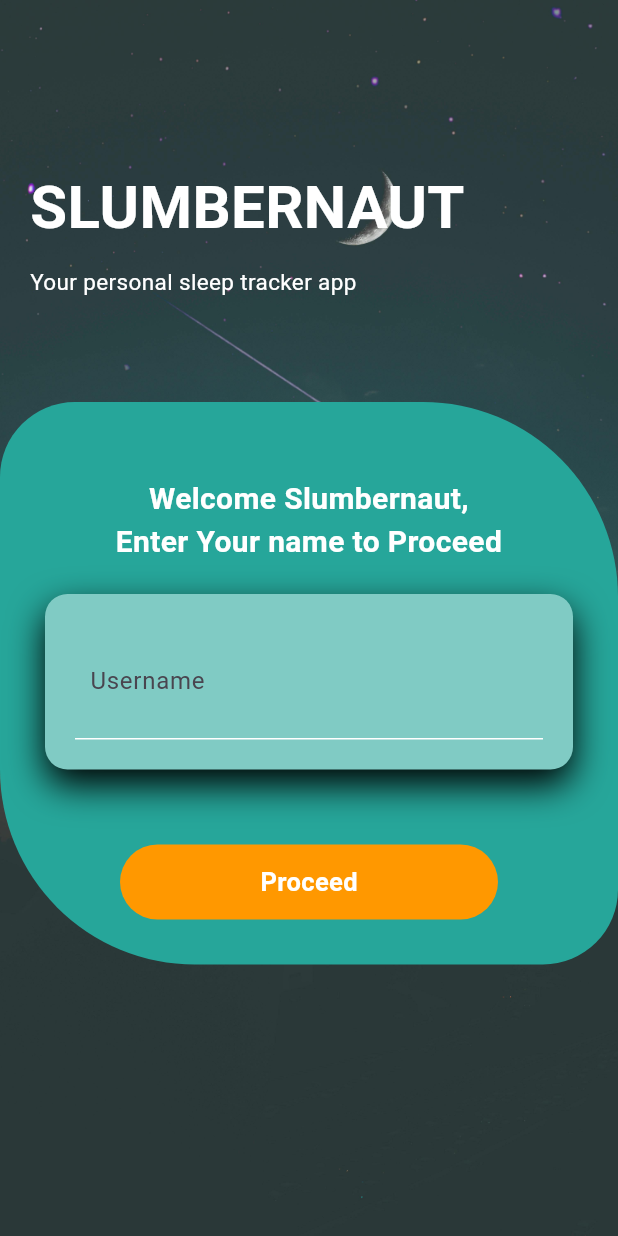
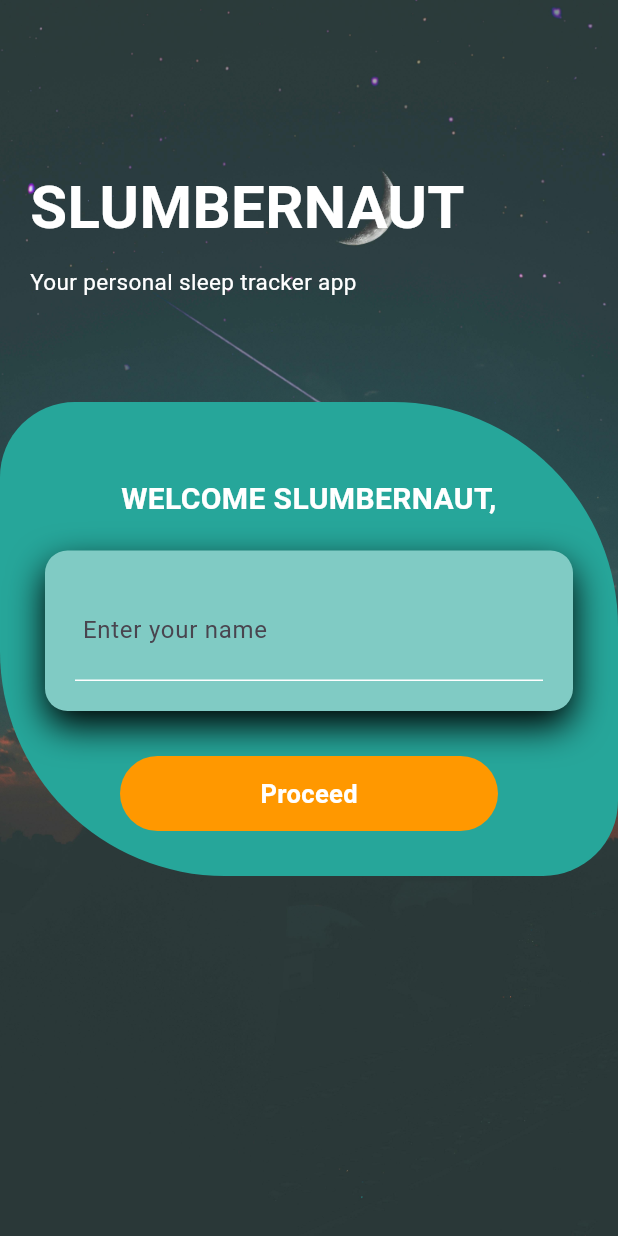
Before and after one commit to lxmwaniky/slumbernaut, a Flutter app: the screen it shows after launch, on a phone screen of 412 x 824 dp. Run offline on Flutter 3.47's test engine with Material 3 defaults, Android fonts, the phone set to English and light mode, and no system bars; our stand-ins replace animate_do, firebase_core, google_fonts; accounts and stored records are empty.

Commit message:
Refactor container widget and input field label in welcome_page.dart

```diff
--- a/lib/pages/welcome_page.dart
+++ b/lib/pages/welcome_page.dart
@@ -68,8 +68,8 @@ class WelcomePage extends StatelessWidget {
                       color: Colors.teal[400],
                       borderRadius: BorderRadius.only(
                         topLeft: Radius.circular(50),
-                        topRight: Radius.circular(130),
-                        bottomLeft: Radius.circular(130),
+                        topRight: Radius.circular(150),
+                        bottomLeft: Radius.circular(150),
                         bottomRight: Radius.circular(50),
                       ),
                     ),
@@ -81,7 +81,7 @@ class WelcomePage extends StatelessWidget {
                             height: 20,
                           ),
                           Text(
-                            'Welcome Slumbernaut, \nEnter Your name to Proceed',
+                            'WELCOME SLUMBERNAUT,',
                             style: GoogleFonts.roboto(
                               fontWeight: FontWeight.bold,
                               color: Colors.white,
@@ -107,7 +107,7 @@ class WelcomePage extends StatelessWidget {
                             child: Column(
                               children: [
                                 Container(
-                                  padding: EdgeInsets.all(10),
+                                  padding: EdgeInsets.all(5),
                                   decoration: BoxDecoration(
                                     border: Border(
                                       bottom: BorderSide(color: Colors.white),
@@ -115,8 +115,7 @@ class WelcomePage extends StatelessWidget {
                                   ),
                                   child: TextField(
                                     decoration: InputDecoration(
-                                      label: Text('Username'),
-                                      hintText: 'Enter your name',
+                                      labelText: 'Enter your name', // Changed label to labelText
                                       border: InputBorder.none,
                                     ),
                                   ),
@@ -126,9 +125,6 @@ class WelcomePage extends StatelessWidget {
                           ),
                           SizedBox(
                             height: 30,
-                          ),
-                          SizedBox(
-                            height: 20,
                           ),
                           GestureDetector(
                             onTap: () {},
```
